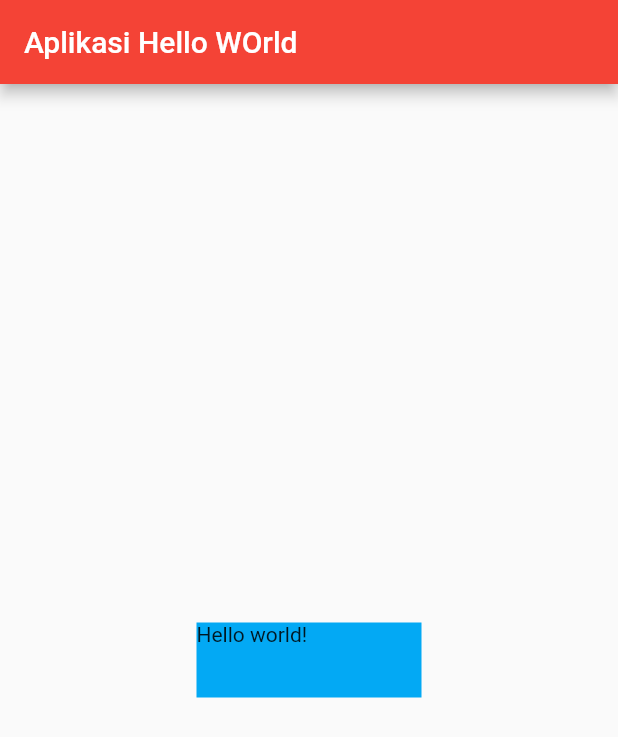
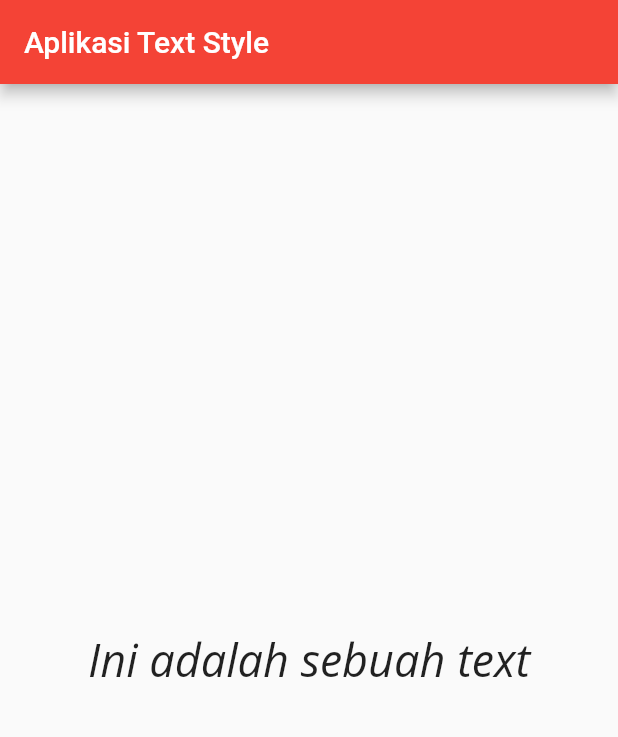
Before and after one commit to arifinmn11/basic-flutter, a Flutter app: the screen it shows after launch, on a phone screen of 412 x 824 dp. Shown: the top 737 px of the screen. Run offline on Flutter 3.47's test engine with Material 2 defaults, Android fonts, the phone set to English and light mode, and no system bars.

Commit message:
example text style

```diff
--- a/lib/main.dart
+++ b/lib/main.dart
@@ -16,14 +16,17 @@ class MyApp extends StatelessWidget {
         ),
         home: Scaffold(
           appBar: AppBar(
-            title: Text("Aplikasi Hello WOrld"),
+            title: Text("Aplikasi Text Style"),
           ),
           body: Center(
-            child: Container(
-              color: Colors.lightBlue,
-              width: 150,
-              height: 50,
-              child: Text("Hello world!"),
+            child: Text(
+              "Ini adalah sebuah text",
+              style: TextStyle(
+                  fontFamily: 'OpenSans',
+                  fontSize: 30,
+                  fontStyle: FontStyle.italic,
+                  decoration: TextDecoration.none,
+                  decorationStyle: TextDecorationStyle.double),
             ),
           ),
         ));
```
Also changed, not shown: pubspec.yaml (+6 -6 lines), fonts/OpenSans-Bold.ttf (added), fonts/OpenSans-BoldItalic.ttf (added), fonts/OpenSans-ExtraBold.ttf (added), fonts/OpenSans-ExtraBoldItalic.ttf (added), fonts/OpenSans-Italic.ttf (added), fonts/OpenSans-Light.ttf (added), fonts/OpenSans-LightItalic.ttf (added), fonts/OpenSans-Regular.ttf (added), fonts/OpenSans-SemiBold.ttf (added), fonts/OpenSans-SemiBoldItalic.ttf (added), pubspec.lock.
